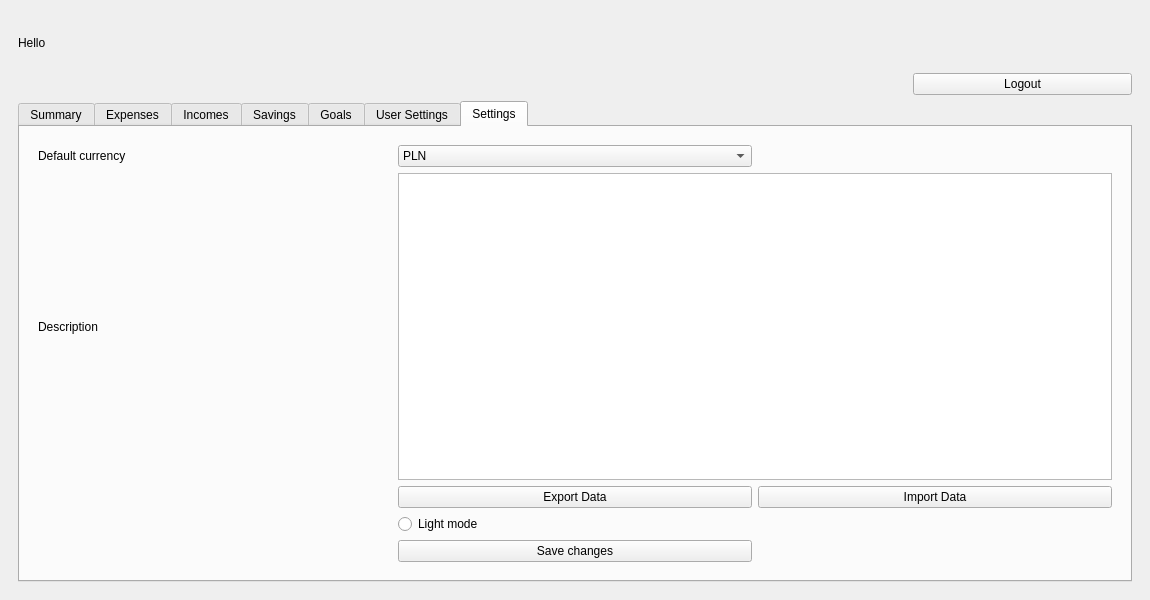
Kapiura/BudgetPlanner, file GigaBudget/mainwindow.ui: the form before one commit.
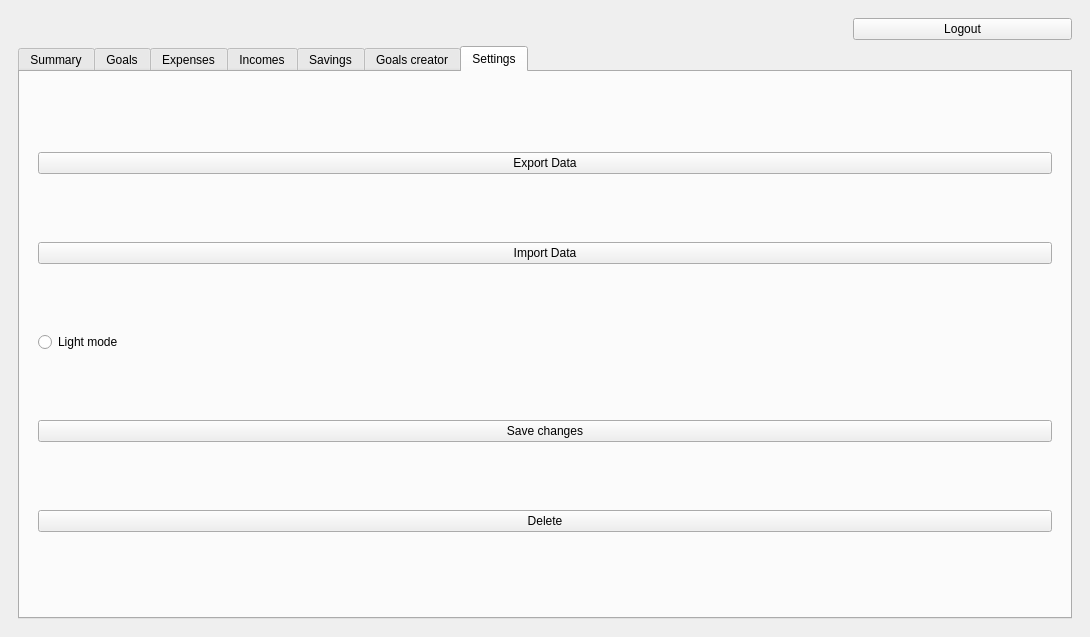
The form after the commit. The open tabs and pages were chosen to show the change.

Commit message: Update - new app look - import and export data from users - deleted user settings - dynamicall making graphs - new dialogs during delete user - display name and balance

What changed in the file:
```diff
--- a/GigaBudget/mainwindow.ui
+++ b/GigaBudget/mainwindow.ui
@@ -9,14 +9,14 @@
    <rect>
     <x>0</x>
     <y>0</y>
-    <width>1150</width>
-    <height>600</height>
+    <width>1090</width>
+    <height>637</height>
    </rect>
   </property>
   <property name="minimumSize">
    <size>
-    <width>1150</width>
-    <height>600</height>
+    <width>500</width>
+    <height>500</height>
    </size>
   </property>
   <property name="windowTitle">
@@ -26,9 +26,12 @@
    <property name="enabled">
     <bool>true</bool>
    </property>
-   <layout class="QHBoxLayout" name="horizontalLayout_3">
-    <item>
+   <layout class="QGridLayout" name="gridLayout_10">
+    <item row="0" column="0">
      <widget class="QStackedWidget" name="stackedWidget">
+      <property name="styleSheet">
+       <string notr="true"/>
+      </property>
       <property name="currentIndex">
        <number>1</number>
       </property>
@@ -102,17 +105,11 @@
       <widget class="QWidget" name="page_2">
        <layout class="QVBoxLayout" name="verticalLayout">
         <item>
-         <widget class="QLabel" name="welcomeText">
-          <property name="sizePolicy">
-           <sizepolicy hsizetype="Fixed" vsizetype="Preferred">
-            <horstretch>0</horstretch>
-            <verstretch>0</verstretch>
-           </sizepolicy>
+         <layout class="QGridLayout" name="summaryCards">
+          <property name="spacing">
+           <number>2</number>
           </property>
-          <property name="text">
-           <string>Hello </string>
-          </property>
-         </widget>
+         </layout>
         </item>
         <item>
          <widget class="QPushButton" name="buttonLogout">
@@ -191,7 +188,34 @@
               </property>
              </widget>
             </item>
-            <item row="0" column="3">
+            <item row="0" column="0">
+             <widget class="QFrame" name="frameExIn">
+              <property name="frameShape">
+               <enum>QFrame::StyledPanel</enum>
+              </property>
+              <property name="frameShadow">
+               <enum>QFrame::Raised</enum>
+              </property>
+             </widget>
+            </item>
+            <item row="0" column="1">
+             <widget class="QFrame" name="frameEx">
+              <property name="frameShape">
+               <enum>QFrame::StyledPanel</enum>
+              </property>
+              <property name="frameShadow">
+               <enum>QFrame::Raised</enum>
+              </property>
+             </widget>
+            </item>
+           </layout>
+          </widget>
+          <widget class="QWidget" name="g">
+           <attribute name="title">
+            <string>Goals</string>
+           </attribute>
+           <layout class="QGridLayout" name="gridLayout_12">
+            <item row="0" column="0">
              <layout class="QGridLayout" name="sumgoal"/>
             </item>
             <item row="1" column="0" colspan="4">
@@ -474,7 +498,7 @@
           </widget>
           <widget class="QWidget" name="goals">
            <attribute name="title">
-            <string>Goals</string>
+            <string>Goals creator</string>
            </attribute>
            <layout class="QGridLayout" name="gridLayout_6">
             <item row="0" column="0">
@@ -539,66 +563,13 @@
                  </property>
                 </widget>
                </item>
-               <item row="3" column="1">
-                <widget class="QPlainTextEdit" name="goalDesc"/>
-               </item>
-              </layout>
-             </widget>
-            </item>
-           </layout>
-          </widget>
-          <widget class="QWidget" name="userSettings">
-           <attribute name="title">
-            <string>User Settings</string>
-           </attribute>
-           <layout class="QFormLayout" name="formLayout_5">
-            <item row="0" column="1">
-             <widget class="QWidget" name="widget_3" native="true">
-              <property name="minimumSize">
-               <size>
-                <width>231</width>
-                <height>191</height>
-               </size>
-              </property>
-              <layout class="QGridLayout" name="gridLayout_3">
-               <item row="0" column="0">
-                <widget class="QLabel" name="label_16">
-                 <property name="text">
-                  <string>Username</string>
-                 </property>
-                </widget>
-               </item>
                <item row="0" column="1">
                 <widget class="QLineEdit" name="userSettingsUsername"/>
                </item>
                <item row="1" column="0">
                 <widget class="QLabel" name="label_15">
                  <property name="text">
-                  <string>Description</string>
-                 </property>
-                </widget>
-               </item>
-               <item row="1" column="1">
-                <widget class="QTextEdit" name="userSettingsDesc"/>
-               </item>
-               <item row="2" column="1">
-                <widget class="QPushButton" name="userSettingsChange">
-                 <property name="text">
-                  <string>Change</string>
-                 </property>
-                </widget>
-               </item>
-               <item row="3" column="0">
-                <widget class="QLabel" name="label_28">
-                 <property name="text">
-                  <string>Delete account</string>
-                 </property>
-                </widget>
-               </item>
-               <item row="3" column="1">
-                <widget class="QPushButton" name="deleteButton">
-                 <property name="text">
-                  <string>Delete</string>
+                  <string>Amount</string>
                  </property>
                 </widget>
                </item>
@@ -612,7 +583,7 @@
             <string>Settings</string>
            </attribute>
            <layout class="QGridLayout" name="gridLayout_2">
-            <item row="0" column="0">
+            <item row="1" column="0">
              <widget class="QWidget" name="widget_4" native="true">
               <property name="minimumSize">
                <size>
@@ -621,65 +592,41 @@
                </size>
               </property>
               <layout class="QGridLayout" name="gridLayout">
-               <item row="0" column="0">
-                <widget class="QLabel" name="label_14">
-                 <property name="text">
-                  <string>Default currency</string>
-                 </property>
-                </widget>
-               </item>
-               <item row="0" column="1">
-                <widget class="QComboBox" name="settingsDefaultCurrency">
-                 <item>
-                  <property name="text">
-                   <string>PLN</string>
-                  </property>
-                 </item>
-                 <item>
-                  <property name="text">
-                   <string>EUR</string>
-                  </property>
-                 </item>
-                </widget>
-               </item>
-               <item row="1" column="0">
-                <widget class="QLabel" name="label_17">
-                 <property name="text">
-                  <string>Description</string>
-                 </property>
-                </widget>
-               </item>
-               <item row="1" column="1" colspan="2">
-                <widget class="QTextBrowser" name="settingsDesc"/>
-               </item>
-               <item row="2" column="1">
-                <widget class="QPushButton" name="btnExportData">
-                 <property name="text">
-                  <string>Export Data</string>
-                 </property>
-                </widget>
-               </item>
-               <item row="2" column="2">
-                <widget class="QPushButton" name="btnImportData">
-                 <property name="text">
-                  <string>Import Data</string>
-                 </property>
-                </widget>
-               </item>
-               <item row="3" column="1">
+               <item row="2" column="0">
                 <widget class="QRadioButton" name="settingsLightMode">
                  <property name="text">
                   <string>Light mode</string>
                  </property>
                 </widget>
                </item>
-               <item row="4" column="1">
+               <item row="0" column="0">
+                <widget class="QPushButton" name="btnExportData">
+                 <property name="text">
+                  <string>Export Data</string>
+                 </property>
+                </widget>
+               </item>
+               <item row="4" column="0">
+                <widget class="QPushButton" name="deleteButton">
+                 <property name="text">
+                  <string>Delete</string>
+                 </property>
+                </widget>
+               </item>
+               <item row="3" column="0">
                 <widget class="QPushButton" name="settingsSaveChanges">
                  <property name="text">
                   <string>Save changes</string>
                  </property>
                 </widget>
                </item>
+               <item row="1" column="0">
+                <widget class="QPushButton" name="btnImportData">
+                 <property name="text">
+                  <string>Import Data</string>
+                 </property>
+                </widget>
+               </item>
               </layout>
              </widget>
             </item>
```
Left out of the diff: 87 changed lines with no effect on the pictures. The commit also changes 5 other files.
